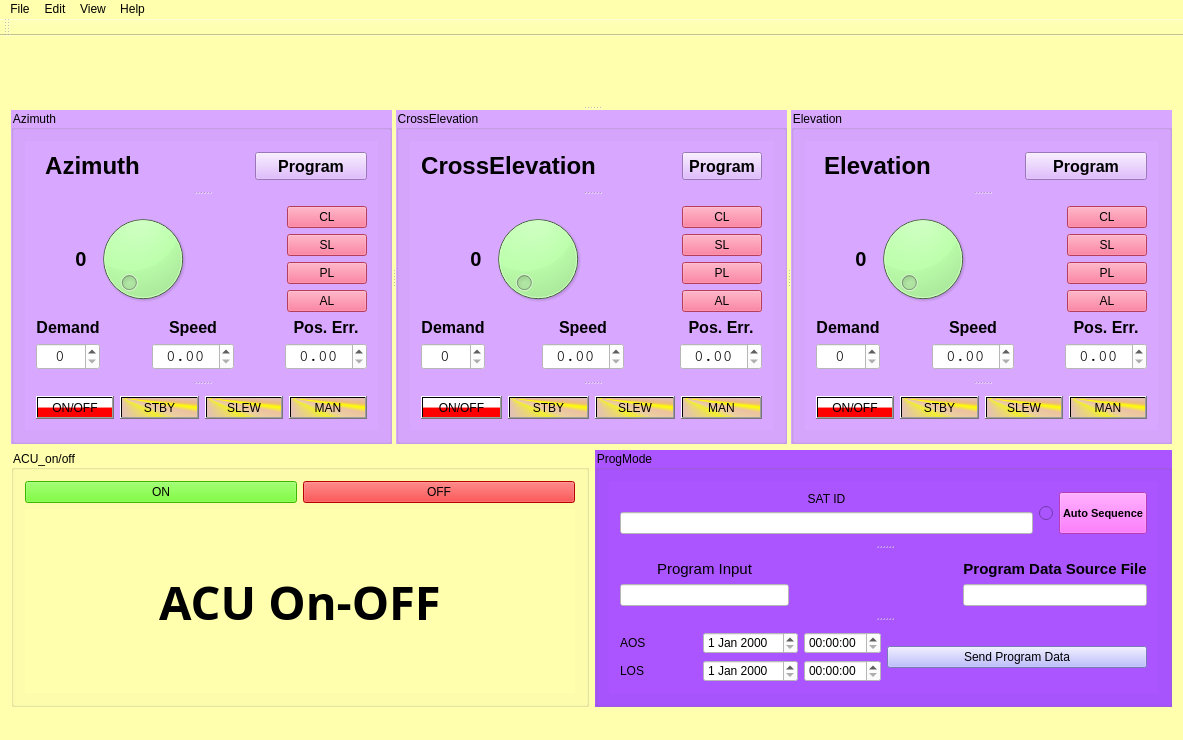
Akhil2453/SupervisorGatewayControlSystem, file 3_attempt/serverwindow.ui: the form before one commit.
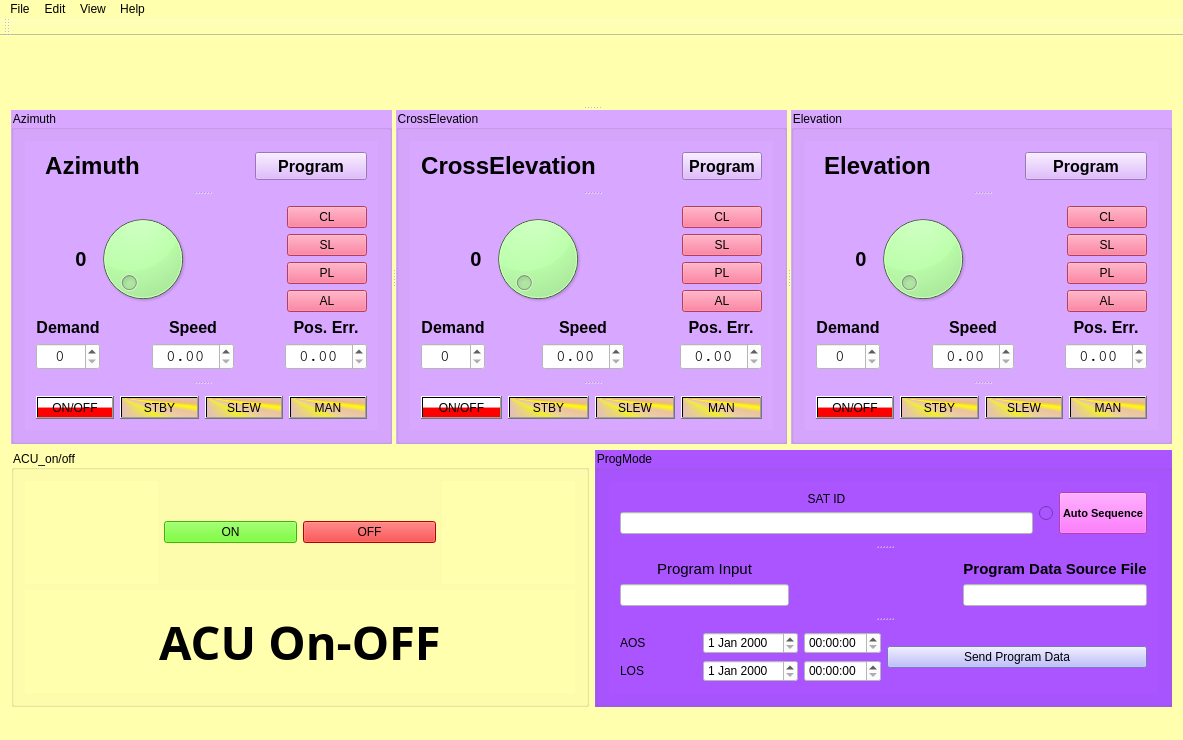
The form after the commit.

Commit message: added an indicator label

```diff
--- a/3_attempt/serverwindow.ui
+++ b/3_attempt/serverwindow.ui
@@ -59,7 +59,7 @@
            <property name="orientation">
             <enum>Qt::Vertical</enum>
            </property>
-           <widget class="QWidget" name="">
+           <widget class="QWidget" name="layoutWidget">
             <layout class="QHBoxLayout" name="horizontalLayout_2">
              <item>
               <widget class="QLabel" name="labelAzimuth">
@@ -1181,6 +1181,13 @@
         <layout class="QVBoxLayout" name="verticalLayout">
          <item>
           <layout class="QHBoxLayout" name="horizontalLayout">
+           <item>
+            <widget class="QLabel" name="indicator1">
+             <property name="text">
+              <string/>
+             </property>
+            </widget>
+           </item>
            <item>
             <widget class="QPushButton" name="ONpushButton">
              <property name="styleSheet">
@@ -1201,6 +1208,13 @@
              </property>
             </widget>
            </item>
+           <item>
+            <widget class="QLabel" name="indicator2">
+             <property name="text">
+              <string/>
+             </property>
+            </widget>
+           </item>
           </layout>
          </item>
          <item>
```
Left out of the diff: 17 changed lines with no effect on the pictures. The commit also changes 18 other files.
